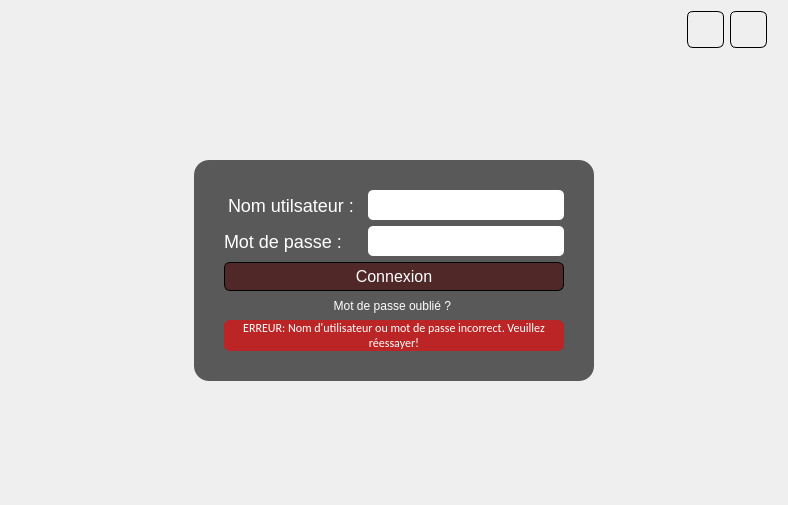
The window that signin.ui (CIMFASO/desktop) describes before a commit, drawn with Qt 5.
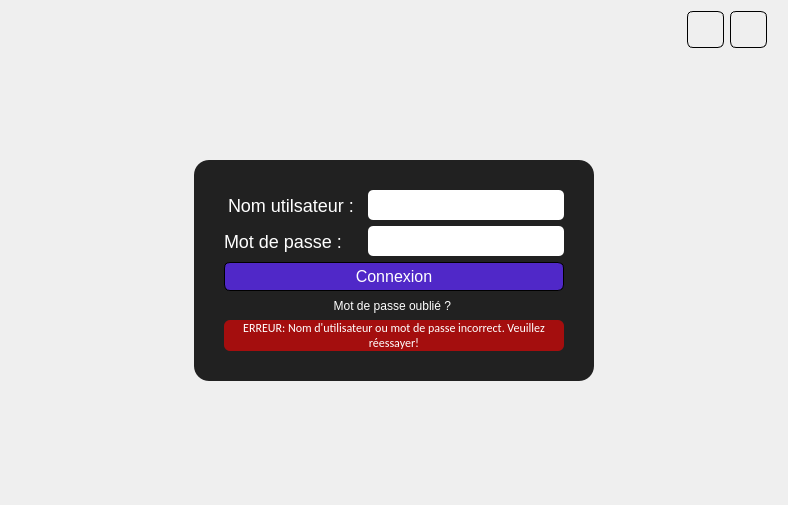
The same window after the commit. Icons and pictures are not drawn.

The edit to the form file:
```diff
--- a/signin.ui
+++ b/signin.ui
@@ -41,7 +41,7 @@
  QPushButton{width: 100px; height: 27px;
 						color: white;
                         font-family: 'Calibri';font-size: 16px;
-                        background-color:rgb(80,40,40); border: 1px solid black;border-radius: 6px;}
+                        background-color:rgb(80,40,200); border: 1px solid black;border-radius: 6px;}
                         
 QPushButton:pressed{width: 100px; height: 27px;
                         font-family: 'Calibri';font-size: 16px;
@@ -205,7 +205,7 @@
        <property name="styleSheet">
         <string notr="true">#verticalWidget
 {
-	background-color: rgba(0,0,0,160);
+	background-color: rgba(0,0,0,220);
 	border-radius: 15px;
 }</string>
        </property>
```
Left out of the diff: 2 changed lines with no effect on the pictures.
